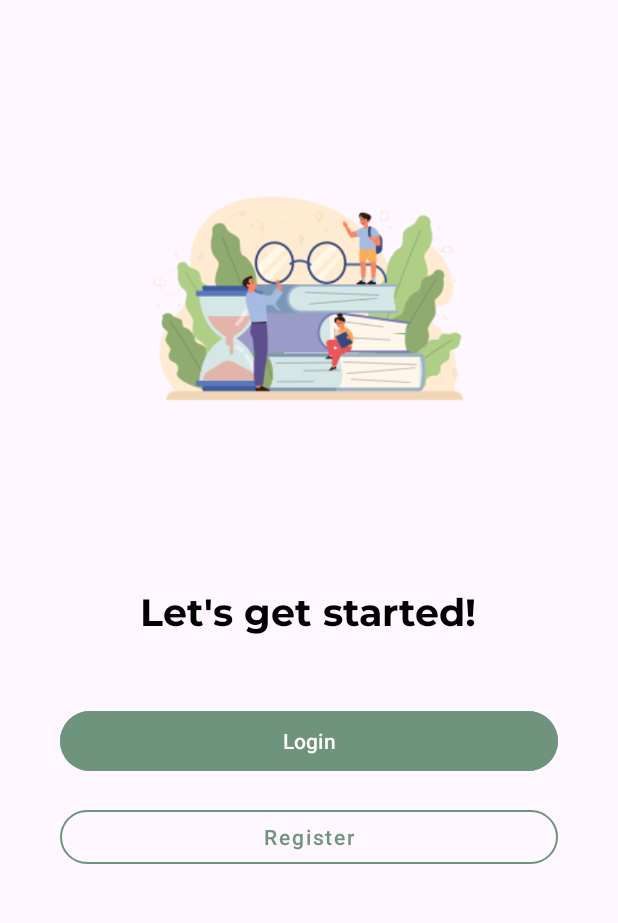
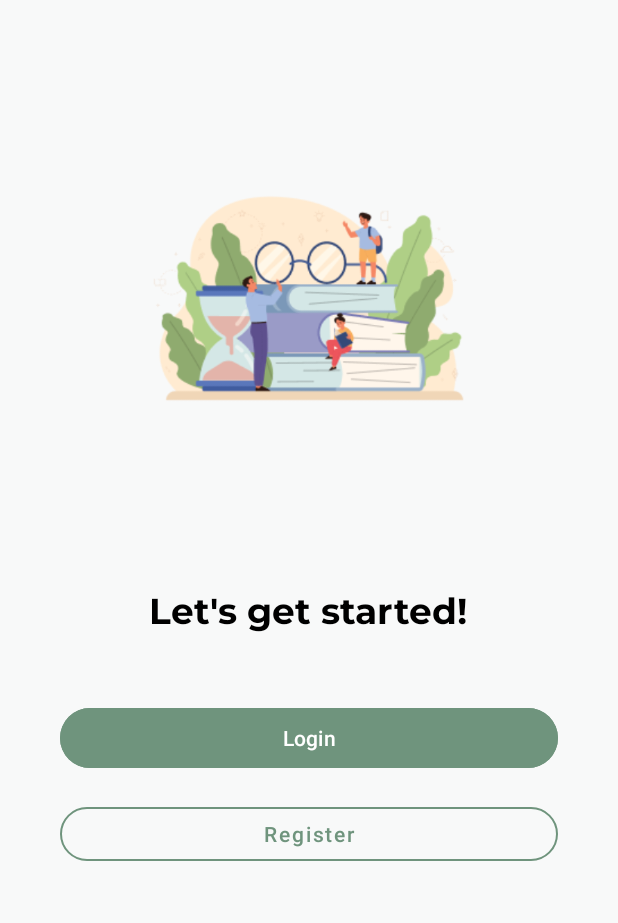
Before and after one commit to Tutortoise/tutortoise-app, an Android app: the screen it shows after launch (OnboardingActivity), after a tap on "Skip", on a phone screen of 412 x 824 dp, the part 99-1022 px from its top. Run offline under Robolectric (Android 15) with nearby library versions, the phone set to English and light mode, and no system bars; our stand-ins replace navigation-ui.

Commit message:
feat: update animation between onboarding and the register/login also make the background color more suits with the figma design

```diff
--- a/app/src/main/AndroidManifest.xml
+++ b/app/src/main/AndroidManifest.xml
@@ -3,6 +3,7 @@
     xmlns:tools="http://schemas.android.com/tools">
 
     <application
+        android:name=".TutortoiseApplication"
         android:allowBackup="true"
         android:dataExtractionRules="@xml/data_extraction_rules"
         android:fullBackupContent="@xml/backup_rules"
--- /dev/null
+++ b/app/src/main/java/com/tutortoise/tutortoise/TutortoiseApplication.kt
@@ -0,0 +1,12 @@
+package com.tutortoise.tutortoise
+
+import android.app.Application
+import androidx.appcompat.app.AppCompatDelegate
+
+class TutortoiseApplication : Application() {
+    override fun onCreate() {
+        // Set the default theme to light mode
+        super.onCreate()
+        AppCompatDelegate.setDefaultNightMode(AppCompatDelegate.MODE_NIGHT_NO)
+    }
+}
--- /dev/null
+++ b/app/src/main/java/com/tutortoise/tutortoise/onboarding/BaseOnboarding.kt
@@ -0,0 +1,52 @@
+package com.tutortoise.tutortoise.onboarding
+
+import android.widget.LinearLayout
+import android.widget.TextView
+import androidx.fragment.app.Fragment
+import androidx.interpolator.view.animation.FastOutSlowInInterpolator
+import com.tutortoise.tutortoise.R
+
+
+abstract class BaseOnboardingFragment : Fragment() {
+    protected fun animateAndNavigateToLogin(onAnimationEnd: () -> Unit) {
+        // Animate app name
+        view?.findViewById<TextView>(R.id.appName)?.animate()?.apply {
+            alpha(0f)
+            translationY(-50f)
+            duration = 300
+            interpolator = FastOutSlowInInterpolator()
+            start()
+        }
+
+        // Animate skip button
+        view?.findViewById<TextView>(R.id.skipButton)?.animate()?.apply {
+            alpha(0f)
+            translationX(50f)
+            duration = 300
+            interpolator = FastOutSlowInInterpolator()
+            start()
+        }
+
+        // Animate content
+        view?.findViewById<LinearLayout>(R.id.contentLayout)?.animate()?.apply {
+            alpha(0f)
+            scaleX(0.8f)
+            scaleY(0.8f)
+            duration = 300
+            interpolator = FastOutSlowInInterpolator()
+            start()
+        }
+
+        // Animate footer
+        view?.findViewById<LinearLayout>(R.id.footerLayout)?.animate()?.apply {
+            alpha(0f)
+            translationY(50f)
+            duration = 300
+            interpolator = FastOutSlowInInterpolator()
+            withEndAction {
+                onAnimationEnd()
+            }
+            start()
+        }
+    }
+}
--- /dev/null
+++ b/app/src/main/java/com/tutortoise/tutortoise/onboarding/LoginRegisterFragment.kt
@@ -0,0 +1,131 @@
+package com.tutortoise.tutortoise.onboarding
+
+import android.content.Intent
+import android.os.Bundle
+import androidx.fragment.app.Fragment
+import android.view.LayoutInflater
+import android.view.View
+import android.view.ViewGroup
+import android.view.animation.AccelerateDecelerateInterpolator
+import android.widget.ImageView
+import androidx.interpolator.view.animation.FastOutSlowInInterpolator
+import com.google.android.material.button.MaterialButton
+import com.tutortoise.tutortoise.MainActivity
+import com.tutortoise.tutortoise.R
+import com.tutortoise.tutortoise.databinding.FragmentLoginRegisterBinding
+
+class LoginRegisterFragment : Fragment() {
+
+    private var _binding: FragmentLoginRegisterBinding? = null
+    private val binding get() = _binding!!
+
+    override fun onCreateView(
+        inflater: LayoutInflater, container: ViewGroup?,
+        savedInstanceState: Bundle?
+    ): View {
+        _binding = FragmentLoginRegisterBinding.inflate(inflater, container, false)
+        return binding.root
+    }
+
+    override fun onViewCreated(view: View, savedInstanceState: Bundle?) {
+        super.onViewCreated(view, savedInstanceState)
+
+        // Set initial states for animation
+        binding.onboardingIllust1.alpha = 0f
+        binding.onboardingIllust1.translationY = 50f
+
+        binding.welcomeText.alpha = 0f
+        binding.welcomeText.translationY = 50f
+
+        binding.continueButton.alpha = 0f
+        binding.continueButton.translationY = 50f
+
+        binding.registButton.alpha = 0f
+        binding.registButton.translationY = 50f
+
+        // Start animations with delays
+        binding.onboardingIllust1.animate()
+            .alpha(1f)
+            .translationY(0f)
+            .setDuration(500)
+            .setInterpolator(FastOutSlowInInterpolator())
+            .start()
+
+        binding.welcomeText.animate()
+            .alpha(1f)
+            .translationY(0f)
+            .setDuration(500)
+            .setStartDelay(200)
+            .setInterpolator(FastOutSlowInInterpolator())
+            .start()
+
+        binding.continueButton.animate()
+            .alpha(1f)
+            .translationY(0f)
+            .setDuration(500)
+            .setStartDelay(400)
+            .setInterpolator(FastOutSlowInInterpolator())
+            .start()
+
+        binding.registButton.animate()
+            .alpha(1f)
+            .translationY(0f)
+            .setDuration(500)
+            .setStartDelay(600)
+            .setInterpolator(FastOutSlowInInterpolator())
+            .start()
+
+        binding.continueButton.setOnClickListener {
+            animateAndNavigate()
+        }
+
+        binding.registButton.setOnClickListener {
+            animateAndNavigate()
+        }
+    }
+
+    private fun animateAndNavigate() {
+        // Animate out
+        binding.onboardingIllust1.animate()
+            .alpha(0f)
+            .translationY(-50f)
+            .setDuration(300)
+            .setInterpolator(AccelerateDecelerateInterpolator())
+            .start()
+
+        binding.welcomeText.animate()
+            .alpha(0f)
+            .translationY(-50f)
+            .setDuration(300)
+            .setInterpolator(AccelerateDecelerateInterpolator())
+            .start()
+
+        binding.continueButton.animate()
+            .alpha(0f)
+            .translationY(50f)
+            .setDuration(300)
+            .setInterpolator(AccelerateDecelerateInterpolator())
+            .start()
+
+        binding.registButton.animate()
+            .alpha(0f)
+            .translationY(50f)
+            .setDuration(300)
+            .setInterpolator(AccelerateDecelerateInterpolator())
+            .withEndAction {
+                navigateToMainActivity()
+            }
+            .start()
+    }
+
+    private fun navigateToMainActivity() {
+        val intent = Intent(activity, MainActivity::class.java)
+        startActivity(intent)
+        activity?.finish()
+    }
+
+    override fun onDestroyView() {
+        super.onDestroyView()
+        _binding = null
+    }
+}
--- a/app/src/main/java/com/tutortoise/tutortoise/onboarding/OnboardingFragment1.kt
+++ b/app/src/main/java/com/tutortoise/tutortoise/onboarding/OnboardingFragment1.kt
@@ -18,7 +18,7 @@ import androidx.navigation.fragment.findNavController
 import com.tutortoise.tutortoise.R
 import com.tutortoise.tutortoise.databinding.FragmentOnboarding1Binding
 
-class OnboardingFragment1 : Fragment() {
+class OnboardingFragment1 : BaseOnboardingFragment() {
 
     private var _binding: FragmentOnboarding1Binding? = null
     private val binding get() = _binding!!
@@ -53,7 +53,7 @@ class OnboardingFragment1 : Fragment() {
         indicators[0].animateIndicatorWidth(inactiveWidth, activeWidth)
 
         binding.skipButton.setOnClickListener {
-            animateContentArea(false) {
+            animateAndNavigateToLogin {
                 findNavController().navigate(R.id.action_onboardingFragment1_to_loginRegisterFragment)
             }
         }
--- a/app/src/main/java/com/tutortoise/tutortoise/onboarding/OnboardingFragment2.kt
+++ b/app/src/main/java/com/tutortoise/tutortoise/onboarding/OnboardingFragment2.kt
@@ -17,7 +17,7 @@ import androidx.navigation.fragment.findNavController
 import com.tutortoise.tutortoise.R
 import com.tutortoise.tutortoise.databinding.FragmentOnboarding2Binding
 
-class OnboardingFragment2 : Fragment() {
+class OnboardingFragment2 : BaseOnboardingFragment() {
 
     private var _binding: FragmentOnboarding2Binding? = null
     private val binding get() = _binding!!
@@ -52,7 +52,7 @@ class OnboardingFragment2 : Fragment() {
         indicators[1].animateIndicatorWidth(inactiveWidth, activeWidth)
 
         binding.skipButton.setOnClickListener {
-            animateContentArea(false) {
+            animateAndNavigateToLogin {
                 findNavController().navigate(R.id.action_onboardingFragment2_to_loginRegisterFragment)
             }
         }
--- a/app/src/main/java/com/tutortoise/tutortoise/onboarding/OnboardingFragment3.kt
+++ b/app/src/main/java/com/tutortoise/tutortoise/onboarding/OnboardingFragment3.kt
@@ -17,7 +17,7 @@ import androidx.navigation.fragment.findNavController
 import com.tutortoise.tutortoise.R
 import com.tutortoise.tutortoise.databinding.FragmentOnboarding3Binding
 
-class OnboardingFragment3 : Fragment() {
+class OnboardingFragment3 : BaseOnboardingFragment() {
 
     private var _binding: FragmentOnboarding3Binding? = null
     private val binding get() = _binding!!
@@ -69,8 +69,7 @@ class OnboardingFragment3 : Fragment() {
         indicators[2].animateIndicatorWidth(inactiveWidth, activeWidth)
 
         binding.skipButton.setOnClickListener {
-            animateTopBarComponents(false)
-            animateContentArea(false) {
+            animateAndNavigateToLogin {
                 findNavController().navigate(R.id.action_onboardingFragment3_to_loginRegisterFragment)
             }
         }
--- a/app/src/main/java/com/tutortoise/tutortoise/onboarding/loginRegisterFragment.kt
+++ /dev/null
@@ -1,40 +0,0 @@
-package com.tutortoise.tutortoise.onboarding
-
-import android.content.Intent
-import android.os.Bundle
-import androidx.fragment.app.Fragment
-import android.view.LayoutInflater
-import android.view.View
-import android.view.ViewGroup
-import com.google.android.material.button.MaterialButton
-import com.tutortoise.tutortoise.MainActivity
-import com.tutortoise.tutortoise.R
-
-class LoginRegisterFragment : Fragment(R.layout.fragment_login_register) {
-
-    override fun onCreateView(
-        inflater: LayoutInflater, container: ViewGroup?,
-        savedInstanceState: Bundle?
-    ): View? {
-        val binding = inflater.inflate(R.layout.fragment_login_register, container, false)
-
-        val loginButton: MaterialButton = binding.findViewById(R.id.continueButton)
-        val registerButton: MaterialButton = binding.findViewById(R.id.registButton)
-
-        loginButton.setOnClickListener {
-            navigateToMainActivity()
-        }
-
-        registerButton.setOnClickListener {
-            navigateToMainActivity()
-        }
-
-        return binding
-    }
-
-    private fun navigateToMainActivity() {
-        val intent = Intent(activity, MainActivity::class.java)
-        startActivity(intent)
-        activity?.finish()
-    }
-}
--- a/app/src/main/res/layout/activity_onboarding.xml
+++ b/app/src/main/res/layout/activity_onboarding.xml
@@ -11,6 +11,6 @@
         android:layout_width="match_parent"
         android:layout_height="match_parent"
         app:navGraph="@navigation/navigation"
-    app:defaultNavHost="true" />
+        app:defaultNavHost="true" />
 
 </androidx.constraintlayout.widget.ConstraintLayout>
--- a/app/src/main/res/layout/fragment_login_register.xml
+++ b/app/src/main/res/layout/fragment_login_register.xml
@@ -49,7 +49,7 @@
             android:layout_width="wrap_content"
             android:layout_height="wrap_content"
             android:text="@string/loginRegisHeader"
-            android:textSize="25sp"
+            android:textSize="24sp"
             android:textColor="@android:color/black"
             android:fontFamily="@font/montserrat_bold"
             android:gravity="center"
--- a/app/src/main/res/layout/fragment_onboarding1.xml
+++ b/app/src/main/res/layout/fragment_onboarding1.xml
@@ -62,7 +62,7 @@
             android:layout_width="wrap_content"
             android:layout_height="wrap_content"
             android:text="@string/onboardingHeader1"
-            android:textSize="25sp"
+            android:textSize="24sp"
             android:textColor="@android:color/black"
             android:fontFamily="@font/montserrat_bold"
             android:gravity="center"
--- a/app/src/main/res/layout/fragment_onboarding2.xml
+++ b/app/src/main/res/layout/fragment_onboarding2.xml
@@ -62,7 +62,7 @@
             android:layout_width="wrap_content"
             android:layout_height="wrap_content"
             android:text="@string/onboardingHeader2"
-            android:textSize="25sp"
+            android:textSize="24sp"
             android:textColor="@android:color/black"
             android:fontFamily="@font/montserrat_bold"
             android:gravity="center"
--- a/app/src/main/res/layout/fragment_onboarding3.xml
+++ b/app/src/main/res/layout/fragment_onboarding3.xml
@@ -64,7 +64,7 @@
             android:layout_width="wrap_content"
             android:layout_height="wrap_content"
             android:text="@string/onboardingHeader3"
-            android:textSize="25sp"
+            android:textSize="24sp"
             android:textColor="@android:color/black"
             android:fontFamily="@font/montserrat_bold"
             android:gravity="center"
--- a/app/src/main/res/layout/fragment_onboarding4.xml
+++ b/app/src/main/res/layout/fragment_onboarding4.xml
@@ -48,7 +48,7 @@
             android:layout_width="wrap_content"
             android:layout_height="wrap_content"
             android:text="@string/onboardingHeader4"
-            android:textSize="25sp"
+            android:textSize="24sp"
             android:textColor="@android:color/black"
             android:fontFamily="@font/montserrat_bold"
             android:gravity="center"
--- a/app/src/main/res/values-night/themes.xml
+++ b/app/src/main/res/values-night/themes.xml
@@ -1,7 +1,10 @@
 <resources xmlns:tools="http://schemas.android.com/tools">
     <!-- Base application theme. -->
     <style name="Base.Theme.Tutortoise" parent="Theme.Material3.DayNight.NoActionBar">
-        <!-- Customize your dark theme here. -->
-        <!-- <item name="colorPrimary">@color/my_dark_primary</item> -->
+        <!-- Make status bar white -->
+        <item name="android:statusBarColor">@android:color/white</item>
+
+        <!-- Make status bar icons dark -->
+        <item name="android:windowLightStatusBar">true</item>
     </style>
 </resources>
--- a/app/src/main/res/values/colors.xml
+++ b/app/src/main/res/values/colors.xml
@@ -1,6 +1,6 @@
 <?xml version="1.0" encoding="utf-8"?>
 <resources>
     <color name="black">#FF000000</color>
-    <color name="white">#FFFFFFFF</color>
+    <color name="white">#F8F9F9</color>
     <color name="darkgreen">#6F947D</color>
 </resources>
--- a/app/src/main/res/values/themes.xml
+++ b/app/src/main/res/values/themes.xml
@@ -1,8 +1,19 @@
 <resources xmlns:tools="http://schemas.android.com/tools">
     <!-- Base application theme. -->
     <style name="Base.Theme.Tutortoise" parent="Theme.Material3.DayNight.NoActionBar">
-        <!-- Customize your light theme here. -->
-         <item name="colorPrimary">@color/darkgreen</item>
+        <!-- Primary brand color. -->
+        <item name="android:windowBackground">@color/white</item>
+        <item name="colorPrimary">@color/darkgreen</item>
+
+        <!-- Make status bar white -->
+        <item name="android:statusBarColor">@color/white</item>
+
+        <!-- Make status bar icons dark -->
+        <item name="android:windowLightStatusBar">true</item>
+
+        <!-- Enable AppCompat support -->
+        <item name="windowActionBar">false</item>
+        <item name="windowNoTitle">true</item>
     </style>
 
     <style name="Theme.Tutortoise" parent="Base.Theme.Tutortoise" />
```
Also changed, not shown: app/src/main/java/com/tutortoise/tutortoise/onboarding/OnboardingFragment4.kt (+18 -12 lines).
